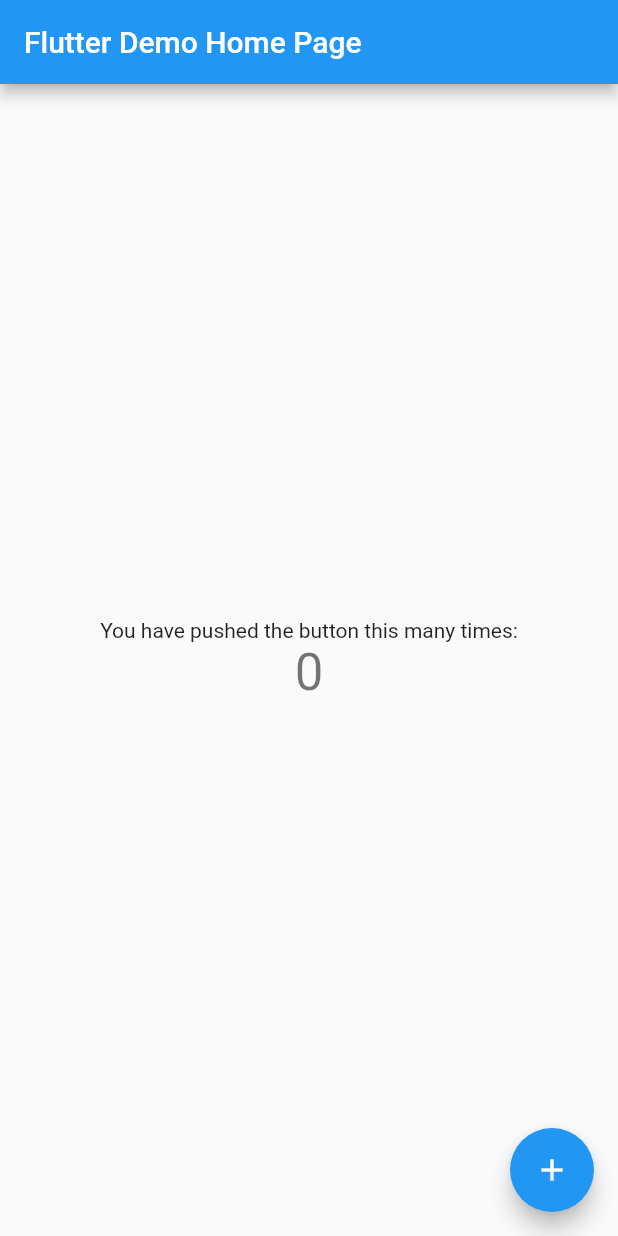
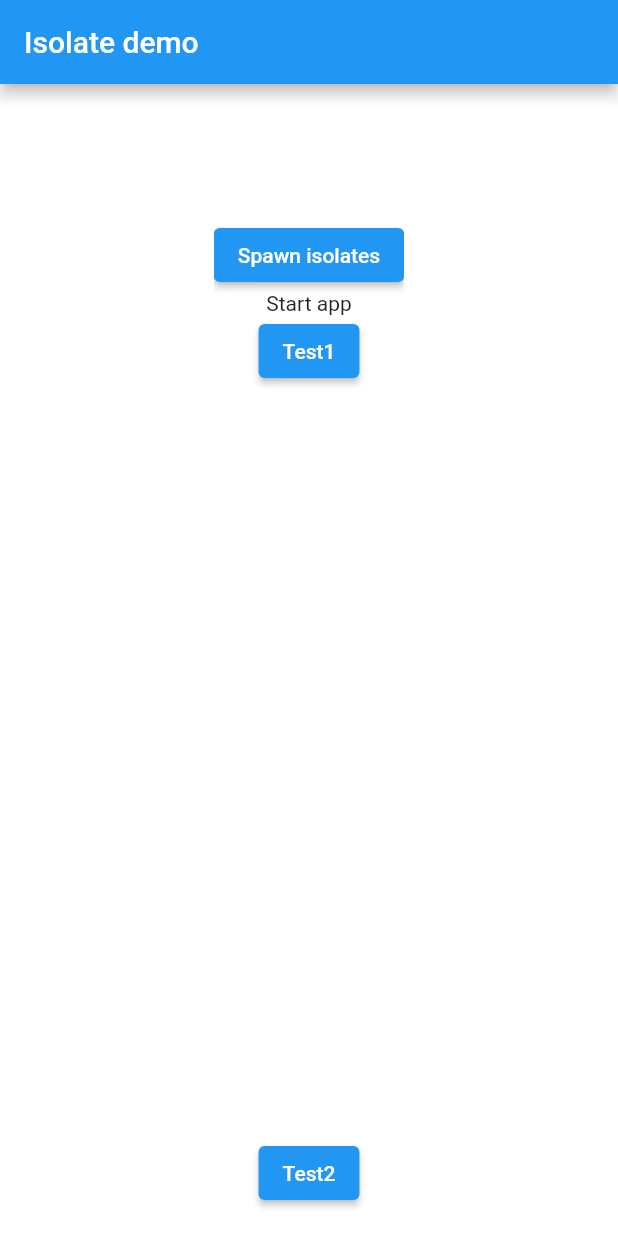
Before and after one commit to celvinren/flutter_isolate_demo, a Flutter app: the screen it shows after launch, on a phone screen of 412 x 824 dp. Run offline on Flutter 3.47's test engine with Material 2 defaults, Android fonts, the phone set to English and light mode, and no system bars.

Commit message:
add isolate function to compare

```diff
--- a/lib/main.dart
+++ b/lib/main.dart
@@ -1,115 +1,100 @@
+import 'dart:io';
+import 'dart:isolate';
+import 'dart:math';
+
 import 'package:flutter/material.dart';
 
-void main() {
-  runApp(const MyApp());
+void main() async {
+  runApp(const App());
 }
 
-class MyApp extends StatelessWidget {
-  const MyApp({super.key});
+class App extends StatefulWidget {
+  const App({super.key});
 
-  // This widget is the root of your application.
+  @override
+  State<App> createState() => _AppState();
+}
+
+class _AppState extends State<App> {
+  String text = 'Start app';
+
   @override
   Widget build(BuildContext context) {
     return MaterialApp(
       title: 'Flutter Demo',
       theme: ThemeData(
-        // This is the theme of your application.
-        //
-        // Try running your application with "flutter run". You'll see the
-        // application has a blue toolbar. Then, without quitting the app, try
-        // changing the primarySwatch below to Colors.green and then invoke
-        // "hot reload" (press "r" in the console where you ran "flutter run",
-        // or simply save your changes to "hot reload" in a Flutter IDE).
-        // Notice that the counter didn't reset back to zero; the application
-        // is not restarted.
         primarySwatch: Colors.blue,
       ),
-      home: const MyHomePage(title: 'Flutter Demo Home Page'),
+      home: Scaffold(
+        appBar: AppBar(
+          title: const Text('Isolate demo'),
+        ),
+        backgroundColor: Colors.white,
+        body: Center(
+          child: SingleChildScrollView(
+            child: Column(
+              mainAxisAlignment: MainAxisAlignment.center,
+              children: [
+                const SizedBox(height: 90),
+                ElevatedButton(
+                  onPressed: () async {
+                    /// Call _getGreeting function in the main thread
+                    // final result1 = await _getGreeting('Calvin');
+
+                    /// Call _getGreeting function in a separate thread
+                    // final result2 = await _spawnAndReceive('Calvin');
+
+                    /// Call _getGreeting function in a separate thread
+                    /// using Isolate.run
+                    final result3 =
+                        await Isolate.run(() => _getGreeting('Calvin'));
+
+                    setState(() {
+                      text = result3;
+                    });
+                  },
+                  child: const Text('Spawn isolates'),
+                ),
+                Text(
+                  text,
+                ),
+                ElevatedButton(
+                  onPressed: () {},
+                  child: const Text('Test1'),
+                ),
+                const SizedBox(height: 500),
+                ElevatedButton(
+                  onPressed: () {},
+                  child: const Text('Test2'),
+                ),
+                const SizedBox(height: 100),
+              ],
+            ),
+          ),
+        ),
+      ),
     );
   }
 }
 
-class MyHomePage extends StatefulWidget {
-  const MyHomePage({super.key, required this.title});
+Future<String> _spawnAndReceive(String name) async {
+  final resultPort = ReceivePort();
+  await Isolate.spawn(_spawnFunction, [resultPort.sendPort, name]);
 
-  // This widget is the home page of your application. It is stateful, meaning
-  // that it has a State object (defined below) that contains fields that affect
-  // how it looks.
-
-  // This class is the configuration for the state. It holds the values (in this
-  // case the title) provided by the parent (in this case the App widget) and
-  // used by the build method of the State. Fields in a Widget subclass are
-  // always marked "final".
-
-  final String title;
-
-  @override
-  State<MyHomePage> createState() => _MyHomePageState();
+  return (await resultPort.first) as String;
 }
 
-class _MyHomePageState extends State<MyHomePage> {
-  int _counter = 0;
+Future<void> _spawnFunction(List<dynamic> args) async {
+  SendPort responsePort = args[0];
+  String name = args[1];
 
-  void _incrementCounter() {
-    setState(() {
-      // This call to setState tells the Flutter framework that something has
-      // changed in this State, which causes it to rerun the build method below
-      // so that the display can reflect the updated values. If we changed
-      // _counter without calling setState(), then the build method would not be
-      // called again, and so nothing would appear to happen.
-      _counter++;
-    });
-  }
+  final result = await _getGreeting(name);
 
-  @override
-  Widget build(BuildContext context) {
-    // This method is rerun every time setState is called, for instance as done
-    // by the _incrementCounter method above.
-    //
-    // The Flutter framework has been optimized to make rerunning build methods
-    // fast, so that you can just rebuild anything that needs updating rather
-    // than having to individually change instances of widgets.
-    return Scaffold(
-      appBar: AppBar(
-        // Here we take the value from the MyHomePage object that was created by
-        // the App.build method, and use it to set our appbar title.
-        title: Text(widget.title),
-      ),
-      body: Center(
-        // Center is a layout widget. It takes a single child and positions it
-        // in the middle of the parent.
-        child: Column(
-          // Column is also a layout widget. It takes a list of children and
-          // arranges them vertically. By default, it sizes itself to fit its
-          // children horizontally, and tries to be as tall as its parent.
-          //
-          // Invoke "debug painting" (press "p" in the console, choose the
-          // "Toggle Debug Paint" action from the Flutter Inspector in Android
-          // Studio, or the "Toggle Debug Paint" command in Visual Studio Code)
-          // to see the wireframe for each widget.
-          //
-          // Column has various properties to control how it sizes itself and
-          // how it positions its children. Here we use mainAxisAlignment to
-          // center the children vertically; the main axis here is the vertical
-          // axis because Columns are vertical (the cross axis would be
-          // horizontal).
-          mainAxisAlignment: MainAxisAlignment.center,
-          children: <Widget>[
-            const Text(
-              'You have pushed the button this many times:',
-            ),
-            Text(
-              '$_counter',
-              style: Theme.of(context).textTheme.headlineMedium,
-            ),
-          ],
-        ),
-      ),
-      floatingActionButton: FloatingActionButton(
-        onPressed: _incrementCounter,
-        tooltip: 'Increment',
-        child: const Icon(Icons.add),
-      ), // This trailing comma makes auto-formatting nicer for build methods.
-    );
-  }
+  Isolate.exit(responsePort, result);
 }
+
+Future<String> _getGreeting(String name) async {
+  final newString = 'Hello $name ${Random().nextInt(100)}';
+  sleep(const Duration(seconds: 10));
+  return newString;
+}
```
Also changed, not shown: 2 other files.
